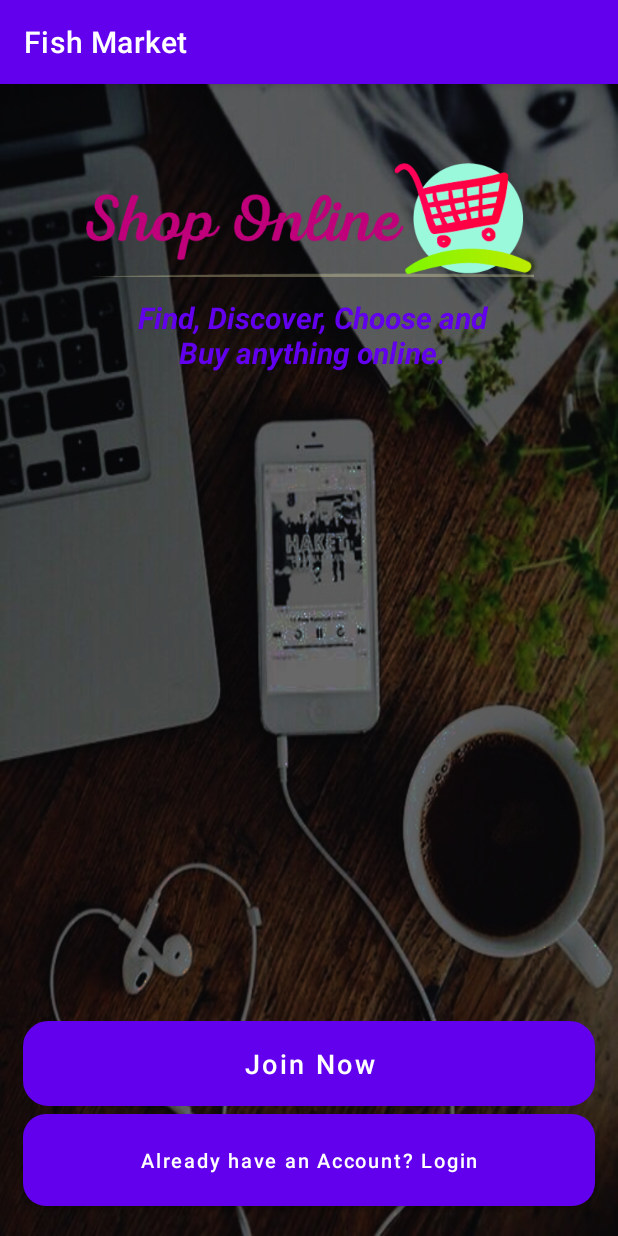
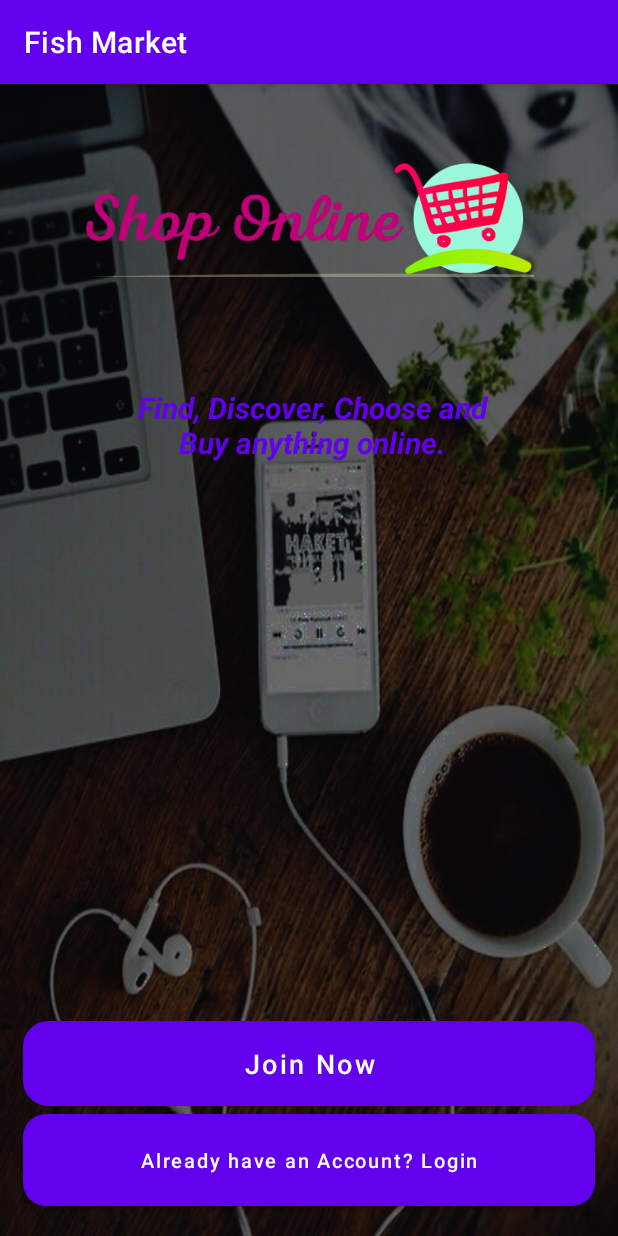
Before and after one commit to ChrisleeNieve/Fish2Locals-Project, an Android app: the screen it shows after launch (MainActivity), on a phone screen of 412 x 824 dp. Run offline under Robolectric (Android 15) with nearby library versions, the light colour scheme and no system bars; our stand-ins replace Firebase (no records; nobody signed in at launch, a user with empty details on screens opened directly); libraries missing offline, so code that uses them is left out: io.paperdb; 3 statements that could not run were skipped.

Commit message:
2nd commit

```diff
--- a/app/src/main/res/layout/activity_main.xml
+++ b/app/src/main/res/layout/activity_main.xml
@@ -6,28 +6,29 @@
     android:layout_height="match_parent"
     android:background="@drawable/welcome"
     tools:context=".MainActivity">
+
     <ImageView
         android:id="@+id/app_logo"
         android:layout_width="300dp"
         android:layout_height="100dp"
         android:layout_centerHorizontal="true"
         android:layout_marginTop="40dp"
-        android:src="@drawable/applogo"
-        />
+        android:src="@drawable/applogo" />
+
     <TextView
         android:id="@+id/app_slogan"
         android:layout_width="248dp"
         android:layout_height="wrap_content"
+        android:layout_alignParentTop="true"
         android:layout_alignParentEnd="true"
-        android:layout_alignParentTop="true"
+        android:layout_marginTop="202dp"
         android:layout_marginEnd="80dp"
-        android:layout_marginTop="142dp"
         android:text="Find, Discover, Choose and Buy anything online."
         android:textAlignment="center"
         android:textColor="@color/colorPrimary"
         android:textSize="20sp"
-        android:textStyle="bold|italic"
-        />
+        android:textStyle="bold|italic" />
+
     <Button
         android:id="@+id/main_login_btn"
         android:layout_width="match_parent"
```
Also changed, not shown: app/src/main/res/layout/activity_register.xml (+20 -24 lines).
